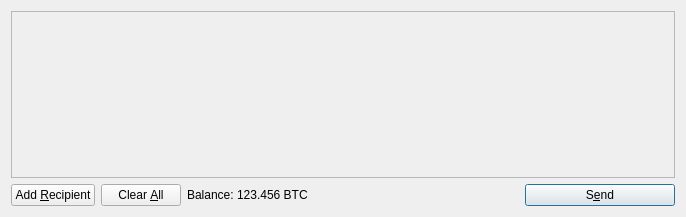
This is src/qt/forms/sendcoinsdialog.ui in Greedi/weedcoin as Qt 5 draws it before an edit. The edited form follows.
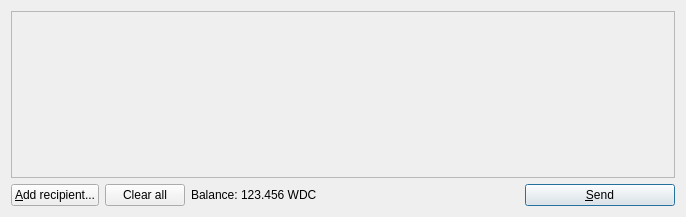
This is the edited form. Icons and pictures are not drawn.

```diff
--- a/src/qt/forms/sendcoinsdialog.ui
+++ b/src/qt/forms/sendcoinsdialog.ui
@@ -64,15 +64,12 @@
         <string>Send to multiple recipients at once</string>
        </property>
        <property name="text">
-        <string>Add &amp;Recipient</string>
+        <string>&amp;Add recipient...</string>
        </property>
        <property name="icon">
         <iconset resource="../bitcoin.qrc">
          <normaloff>:/icons/add</normaloff>:/icons/add</iconset>
        </property>
-       <property name="autoDefault">
-        <bool>false</bool>
-       </property>
       </widget>
      </item>
      <item>
@@ -87,7 +84,7 @@
         <string>Remove all transaction fields</string>
        </property>
        <property name="text">
-        <string>Clear &amp;All</string>
+        <string>Clear all</string>
        </property>
        <property name="icon">
         <iconset resource="../bitcoin.qrc">
@@ -96,9 +93,6 @@
        <property name="autoRepeatDelay">
         <number>300</number>
        </property>
-       <property name="autoDefault">
-        <bool>false</bool>
-       </property>
       </widget>
      </item>
      <item>
@@ -119,7 +113,7 @@
           <cursorShape>IBeamCursor</cursorShape>
          </property>
          <property name="text">
-          <string>123.456 BTC</string>
+          <string>123.456 WDC</string>
          </property>
          <property name="textInteractionFlags">
           <set>Qt::LinksAccessibleByMouse|Qt::TextSelectableByKeyboard|Qt::TextSelectableByMouse</set>
@@ -153,7 +147,7 @@
         <string>Confirm the send action</string>
        </property>
        <property name="text">
-        <string>S&amp;end</string>
+        <string>&amp;Send</string>
        </property>
        <property name="icon">
         <iconset resource="../bitcoin.qrc">
```
Left out of the diff: 3 changed lines with no effect on the pictures.
